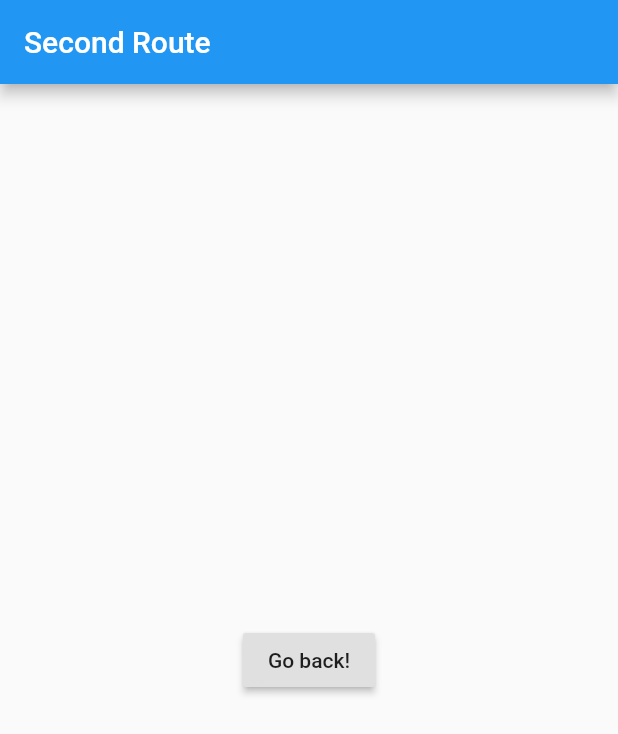
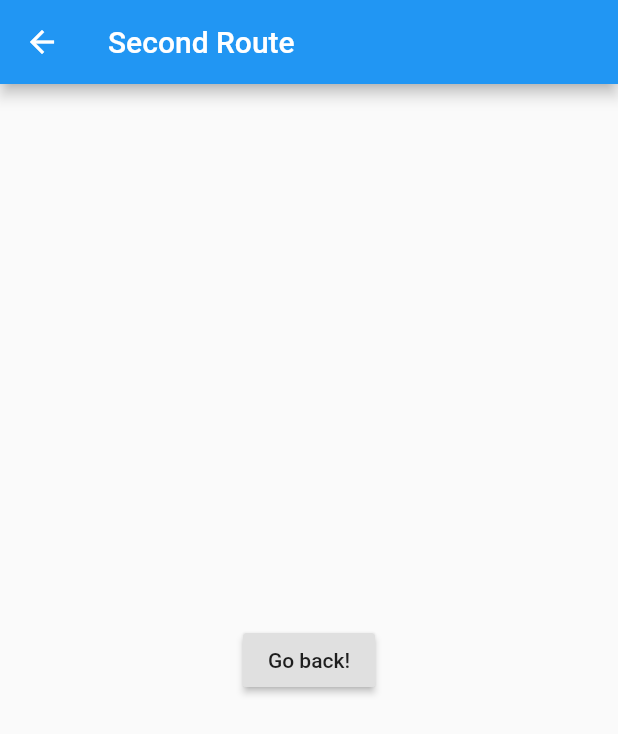
Before and after one commit to KwonSoHyeun/flutter_ui, a Flutter app: the screen it shows after launch, after a tap on "Page 이동", on a phone screen of 412 x 824 dp. Shown: the top 734 px of the screen. Run offline on Flutter 3.47's test engine with Material 2 defaults, Android fonts, the phone set to English and light mode, and no system bars.

Commit message:
호출되는 페이지에 back button 추가

```diff
--- a/flutter_ui_application/lib/src/route/secondpage.dart
+++ b/flutter_ui_application/lib/src/route/secondpage.dart
@@ -12,6 +12,10 @@ class SecondRoute extends StatelessWidget {
         ),
         home: Scaffold(
           appBar: AppBar(
+            leading: IconButton(
+              icon: Icon(Icons.arrow_back, color: Colors.white),
+              onPressed: () => Navigator.of(context).pop(),
+            ),
             title: Text('Second Route'),
           ),
           body: Center(
```
